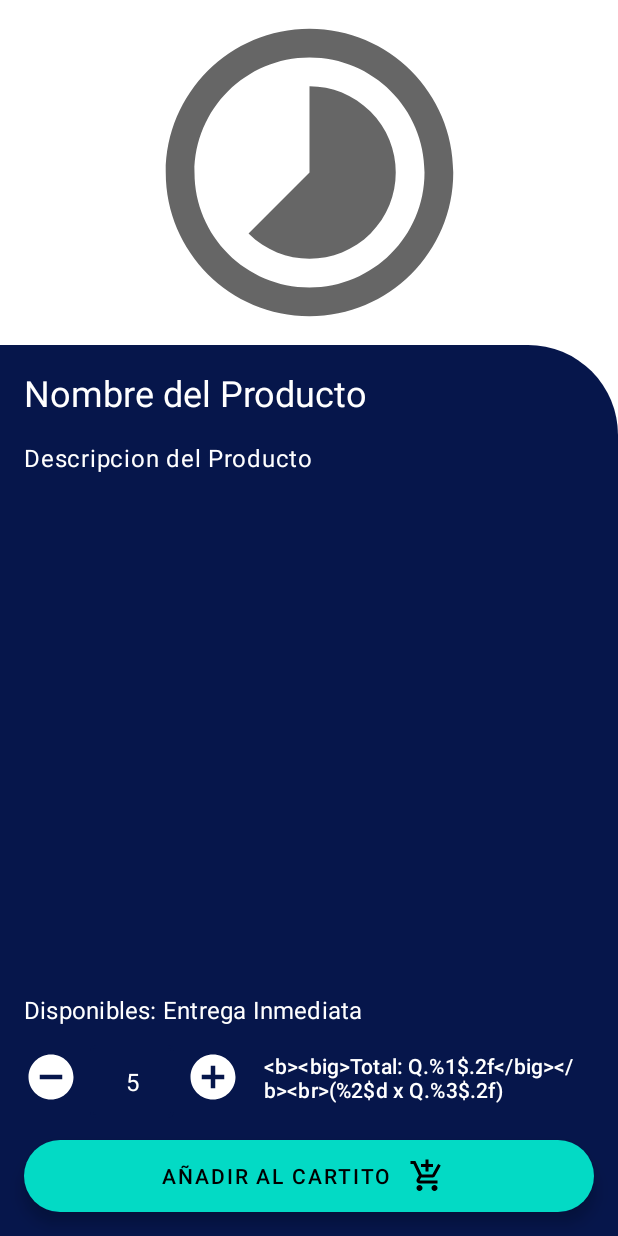
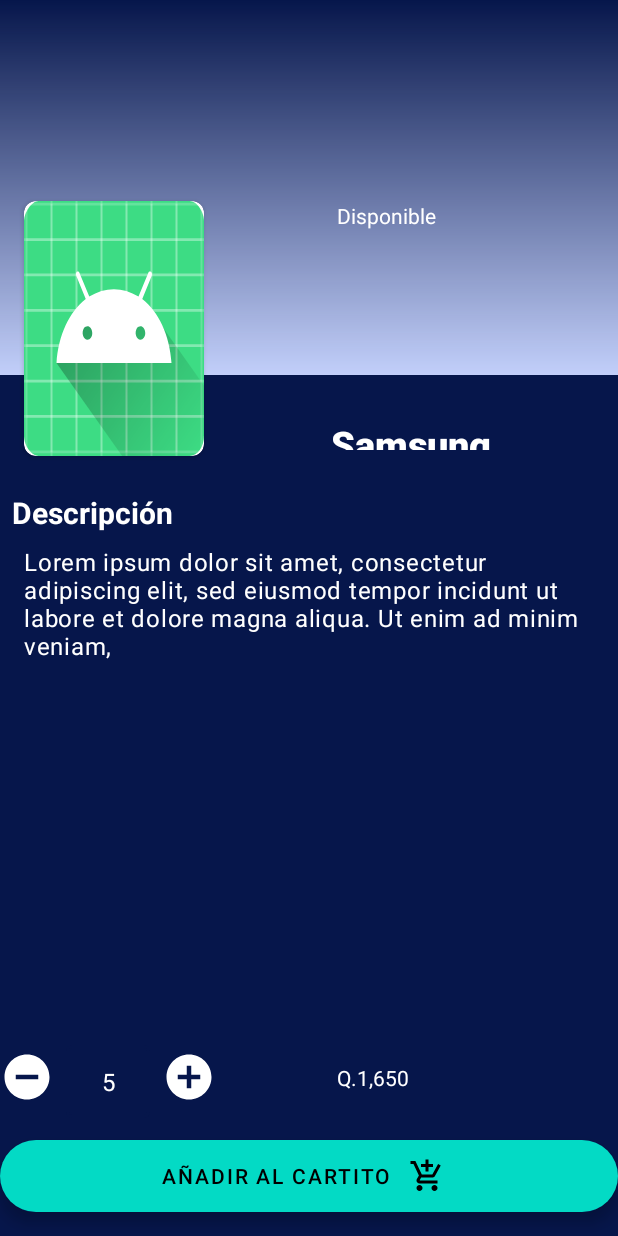
Before and after one commit to YamiLaxus/PocketStore-Kotlin, an Android app: the layout fragment_detail.xml on its own in the app's theme, with its tools: preview values and no code run, on a phone screen of 412 x 824 dp. Run offline under Robolectric (Android 15) with nearby library versions, the phone set to English and light mode, and no system bars.

Commit message:
new design on details fragment

```diff
--- a/app/src/main/AndroidManifest.xml
+++ b/app/src/main/AndroidManifest.xml
@@ -1,5 +1,6 @@
 <?xml version="1.0" encoding="utf-8"?>
 <manifest xmlns:android="http://schemas.android.com/apk/res/android"
+    xmlns:tools="http://schemas.android.com/tools"
     package="com.phonedev.pocketstore">
 
     <uses-permission
@@ -23,7 +24,8 @@
         </activity>
 
         <service android:name=".fcm.FCMService"
-            android:exported="false">
+            android:exported="false"
+            tools:ignore="Instantiatable">
             <intent-filter>
                 <action android:name="com.google.firebase.MESSAGING_EVENT"/>
             </intent-filter>
--- a/app/src/main/java/com/phonedev/pocketstore/detail/DetailFragment.kt
+++ b/app/src/main/java/com/phonedev/pocketstore/detail/DetailFragment.kt
@@ -5,6 +5,7 @@ import android.os.Bundle
 import android.view.LayoutInflater
 import android.view.View
 import android.view.ViewGroup
+import androidx.appcompat.app.AppCompatActivity
 import androidx.core.text.HtmlCompat
 import androidx.fragment.app.Fragment
 import com.bumptech.glide.Glide
@@ -19,12 +20,14 @@ class DetailFragment: Fragment() {
     private var binding: FragmentDetailBinding? = null
     private var product: Product? = null
 
+
     override fun onCreateView(
         inflater: LayoutInflater,
         container: ViewGroup?,
         savedInstanceState: Bundle?
     ): View? {
         binding = FragmentDetailBinding.inflate(inflater, container, false)
+        (activity as AppCompatActivity?)!!.supportActionBar!!.hide()
         binding?.let {
             return it.root
         }
@@ -54,8 +57,9 @@ class DetailFragment: Fragment() {
                     .diskCacheStrategy(DiskCacheStrategy.ALL)
                     .placeholder(R.drawable.ic_timelapse)
                     .error(R.drawable.ic_broken_image)
-                    .centerCrop()
-                    .into(it.imgProduct)
+                    .fitCenter()
+                    //.into(it.imgProduct)
+                    .into(it.imgBackground)
             }
         }
     }
@@ -104,6 +108,7 @@ class DetailFragment: Fragment() {
 
     override fun onDestroyView() {
         (activity as? MainAux)?.showButton(true)
+        (activity as AppCompatActivity?)!!.supportActionBar!!.show()
         super.onDestroyView()
         binding = null
     }
--- a/app/src/main/res/drawable/gradiant.xml
+++ b/app/src/main/res/drawable/gradiant.xml
@@ -3,12 +3,5 @@
     android:shape="rectangle">
     <gradient android:angle="90"
         android:endColor="#00ffffff"
-        android:startColor="#ffff"/>
-    <corners
-        android:topLeftRadius="30dp"
-        android:topRightRadius="30dp"
-        android:bottomLeftRadius="30dp"
-        android:bottomRightRadius="30dp"/>
-
-
+        android:startColor="#c2cffa"/>
 </shape>
--- a/app/src/main/res/layout/fragment_detail.xml
+++ b/app/src/main/res/layout/fragment_detail.xml
@@ -3,52 +3,128 @@
 <androidx.constraintlayout.widget.ConstraintLayout xmlns:android="http://schemas.android.com/apk/res/android"
     xmlns:app="http://schemas.android.com/apk/res-auto"
     xmlns:tools="http://schemas.android.com/tools"
-    tools:actionBarNavMode="tabs"
+    style="@style/Theme.Design.NoActionBar"
     android:id="@+id/cnImage"
     android:layout_width="match_parent"
     android:layout_height="match_parent"
-    android:background="@color/white"
+    android:background="#06164b"
     android:clickable="true"
     android:focusable="true"
-    app:layout_constraintCircleRadius="20dp">
+    app:layout_constraintCircleRadius="20dp"
+    tools:actionBarNavMode="tabs">
 
-    <ImageView
+    <FrameLayout
+        android:id="@+id/frameLayout"
         android:layout_width="match_parent"
-        android:layout_height="match_parent"
-        android:layout_marginTop="230sp"
-        android:background="@drawable/borderredondo"
-        app:layout_constraintTop_toBottomOf="@id/imgProduct"/>
-
-    <ImageView
-        android:id="@+id/imgProduct"
-        android:layout_width="0dp"
-        android:layout_height="230dp"
-        android:background="@drawable/ic_timelapse"
-        android:scaleType="fitXY"
-        android:layout_gravity="center"
-        app:layout_constraintDimensionRatio="1:1"
+        android:layout_height="250dp"
         app:layout_constraintEnd_toEndOf="parent"
         app:layout_constraintStart_toStartOf="parent"
-        app:layout_constraintTop_toTopOf="parent" />
+        app:layout_constraintTop_toTopOf="parent">
 
-    <com.google.android.material.textview.MaterialTextView
+        <ImageView
+            android:id="@+id/img_background"
+            android:layout_width="match_parent"
+            android:layout_height="250dp"
+            android:gravity="center"
+            app:layout_constraintEnd_toEndOf="parent"
+            app:layout_constraintStart_toStartOf="parent"
+            app:layout_constraintTop_toTopOf="parent" />
+
+        <View
+            android:layout_width="match_parent"
+            android:layout_height="match_parent"
+            android:background="@drawable/gradiant" />
+
+    </FrameLayout>
+
+    <androidx.cardview.widget.CardView
+        android:id="@+id/cardView"
+        android:layout_width="120dp"
+        android:layout_height="170dp"
+        android:layout_marginStart="16dp"
+        android:layout_marginBottom="16dp"
+        android:clipToPadding="true"
+        app:cardCornerRadius="8dp"
+        app:layout_constraintBottom_toTopOf="@+id/guideline"
+        app:layout_constraintStart_toStartOf="parent">
+
+        <ImageView
+            android:id="@+id/imgProduct"
+            android:layout_width="match_parent"
+            android:layout_height="match_parent"
+            android:scaleType="fitXY"
+            android:src="@mipmap/ic_launcher" />
+
+    </androidx.cardview.widget.CardView>
+
+    <androidx.constraintlayout.widget.Guideline
+        android:id="@+id/guideline"
+        android:layout_width="wrap_content"
+        android:layout_height="wrap_content"
+        android:orientation="horizontal"
+        app:layout_constraintGuide_begin="320dp" />
+
+    <TextView
         android:id="@+id/tvName"
-        android:layout_width="0dp"
+        android:layout_width="142dp"
+        android:layout_height="37dp"
+        android:layout_marginTop="@dimen/common_padding_min"
+        android:fontFamily="sans-serif-black"
+        android:gravity="center"
+        android:padding="@dimen/common_padding_min"
+        android:textColor="@color/white"
+        android:textSize="25sp"
+        android:textStyle="bold"
+        app:layout_constraintBottom_toTopOf="@+id/guideline"
+        app:layout_constraintEnd_toEndOf="parent"
+        app:layout_constraintStart_toEndOf="@+id/cardView"
+        app:layout_constraintTop_toBottomOf="@id/frameLayout"
+        tools:text="Samsung A12" />
+
+    <TextView
+        android:id="@+id/tvQuantity"
+        android:layout_width="wrap_content"
         android:layout_height="wrap_content"
-        android:layout_marginHorizontal="@dimen/common_padding_default"
-        android:layout_marginTop="15dp"
-        android:textAppearance="?attr/textAppearanceHeadline5"
+        android:drawablePadding="8dp"
+        android:gravity="center"
         android:textColor="@color/white"
+        app:drawableTint="@color/white"
+        app:layout_constraintStart_toStartOf="@+id/tvTotalPrice"
+        app:layout_constraintTop_toTopOf="@+id/cardView"
+        tools:text="Disponible" />
+
+    <TextView
+        android:id="@+id/tvTotalPrice"
+        android:layout_width="wrap_content"
+        android:layout_height="wrap_content"
+        android:drawablePadding="8dp"
+        android:layout_marginStart="@dimen/common_padding_min"
+        android:gravity="center"
+        android:textColor="@color/white"
+        app:drawableTint="@color/white"        app:layout_constraintBottom_toBottomOf="@id/ibSub"
+        app:layout_constraintEnd_toEndOf="@id/tvName"
+        app:layout_constraintStart_toEndOf="@id/ibSum"
+        app:layout_constraintTop_toTopOf="@id/ibSub"
+        tools:text="Q.1,650" />
+
+    <TextView
+        android:id="@+id/tvDescriptionTitle"
+        android:layout_width="match_parent"
+        android:layout_height="wrap_content"
+        android:padding="@dimen/common_padding_min"
+        android:text="Descripción"
+        android:textColor="@color/white"
+        android:textSize="20sp"
+        android:textStyle="bold"
         app:layout_constraintEnd_toEndOf="parent"
         app:layout_constraintStart_toStartOf="parent"
-        app:layout_constraintTop_toBottomOf="@+id/imgProduct"
-        tools:text="Nombre del Producto" />
-
+        app:layout_constraintTop_toTopOf="@+id/guideline" />
 
     <com.google.android.material.floatingactionbutton.ExtendedFloatingActionButton
         android:id="@+id/efab"
         android:layout_width="0dp"
         android:layout_height="wrap_content"
+        android:padding="@dimen/common_padding_min"
         android:layout_marginBottom="@dimen/common_padding_default"
         android:shadowColor="@color/white"
         android:text="@string/details_add_to_cart"
@@ -56,8 +132,8 @@
         app:icon="@drawable/ic_add_shopping_cart"
         app:iconGravity="textEnd"
         app:layout_constraintBottom_toBottomOf="parent"
-        app:layout_constraintEnd_toEndOf="@id/tvName"
-        app:layout_constraintStart_toStartOf="@id/tvName" />
+        app:layout_constraintEnd_toEndOf="parent"
+        app:layout_constraintStart_toStartOf="parent" />
 
     <ImageButton
         android:id="@+id/ibSub"
@@ -67,7 +143,7 @@
         android:background="?attr/selectableItemBackground"
         android:src="@drawable/ic_remove_circle"
         app:layout_constraintBottom_toTopOf="@id/efab"
-        app:layout_constraintStart_toStartOf="@id/tvName" />
+        app:layout_constraintStart_toStartOf="parent"/>
 
     <com.google.android.material.textfield.TextInputLayout
         android:id="@+id/tilNewQuantity"
@@ -105,39 +181,14 @@
         app:layout_constraintStart_toEndOf="@id/tilNewQuantity"
         app:layout_constraintTop_toTopOf="@id/ibSub" />
 
-    <com.google.android.material.textview.MaterialTextView
-        android:id="@+id/tvQuantity"
-        android:layout_width="0dp"
+    <androidx.core.widget.NestedScrollView
+        android:layout_width="match_parent"
         android:layout_height="wrap_content"
-        android:layout_marginBottom="@dimen/common_padding_default"
-        android:text="@string/detail_quantity"
-        android:textAppearance="?attr/textAppearanceSubtitle1"
-        android:textColor="@color/white"
-        app:layout_constraintBottom_toTopOf="@id/ibSub"
-        app:layout_constraintEnd_toEndOf="@id/tvName"
-        app:layout_constraintStart_toStartOf="@id/tvName" />
-
-    <com.google.android.material.textview.MaterialTextView
-        android:id="@+id/tvTotalPrice"
-        android:layout_width="0dp"
-        android:layout_height="wrap_content"
-        android:layout_marginStart="@dimen/common_padding_default"
-        android:text="@string/detail_total_price"
-        android:textAppearance="?attr/textAppearanceSubtitle2"
-        android:textColor="@color/white"
-        app:layout_constraintBottom_toBottomOf="@id/ibSub"
-        app:layout_constraintEnd_toEndOf="@id/tvName"
-        app:layout_constraintStart_toEndOf="@id/ibSum"
-        app:layout_constraintTop_toTopOf="@id/ibSub" />
-
-    <androidx.core.widget.NestedScrollView
-        android:layout_width="0dp"
-        android:layout_height="0dp"
-        android:layout_marginVertical="@dimen/common_padding_default"
-        app:layout_constraintBottom_toTopOf="@id/tvQuantity"
-        app:layout_constraintEnd_toEndOf="@id/tvName"
-        app:layout_constraintStart_toStartOf="@id/tvName"
-        app:layout_constraintTop_toBottomOf="@id/tvName">
+        android:layout_marginStart="16dp"
+        android:layout_marginEnd="16dp"
+        app:layout_constraintEnd_toEndOf="parent"
+        app:layout_constraintStart_toStartOf="parent"
+        app:layout_constraintTop_toBottomOf="@+id/tvDescriptionTitle">
 
         <com.google.android.material.textview.MaterialTextView
             android:id="@+id/tvDescription"
@@ -145,7 +196,7 @@
             android:layout_height="match_parent"
             android:textAppearance="?attr/textAppearanceBody1"
             android:textColor="@color/white"
-            tools:text="Descripcion del Producto" />
+            tools:text="Lorem ipsum dolor sit amet, consectetur adipiscing elit, sed eiusmod tempor incidunt ut labore et dolore magna aliqua. Ut enim ad minim veniam," />
 
     </androidx.core.widget.NestedScrollView>
 
--- a/app/src/main/res/values/themes.xml
+++ b/app/src/main/res/values/themes.xml
@@ -13,4 +13,18 @@
         <item name="android:statusBarColor" tools:targetApi="l">?attr/colorPrimaryVariant</item>
         <!-- Customize your theme here. -->
     </style>
+
+    <style name="Theme.Design.NoActionBar." parent="Theme.MaterialComponents.DayNight.NoActionBar">
+        <!-- Primary brand color. -->
+        <item name="colorPrimary">#06164b</item>
+        <item name="colorPrimaryVariant">#06164b</item>
+        <item name="colorOnPrimary">@color/white</item>
+        <!-- Secondary brand color. -->
+        <item name="colorSecondary">@color/teal_200</item>
+        <item name="colorSecondaryVariant">@color/teal_700</item>
+        <item name="colorOnSecondary">@color/black</item>
+        <!-- Status bar color. -->
+        <item name="android:statusBarColor" tools:targetApi="l">?attr/colorPrimaryVariant</item>
+        <!-- Customize your theme here. -->
+    </style>
 </resources>
```
